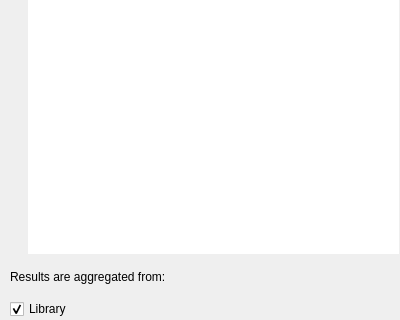
The window that code/MiamPlayer/searchdialog.ui (MBach/Miam-Player) describes before a commit, drawn with Qt 5; both pictures show x 0 to 400 and y 160 to 480 of the 400 by 480 pixel window.
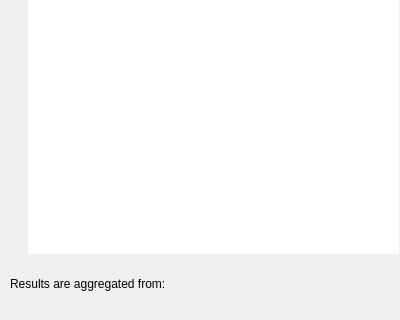
The same window after the commit. Icons and pictures are not drawn.

Commit message: New search dialog

The edit to the form file:
```diff
--- a/code/MiamPlayer/searchdialog.ui
+++ b/code/MiamPlayer/searchdialog.ui
@@ -330,16 +330,6 @@
       </item>
       <item>
        <layout class="QHBoxLayout" name="sources_layout">
-        <item>
-         <widget class="QCheckBox" name="checkBoxLibrary">
-          <property name="text">
-           <string>Library</string>
-          </property>
-          <property name="checked">
-           <bool>true</bool>
-          </property>
-         </widget>
-        </item>
         <item>
          <spacer name="aggregatedRightSpacer">
           <property name="orientation">
```
Left out of the diff: 24 changed lines with no effect on the pictures. The commit also changes 3 other files.
